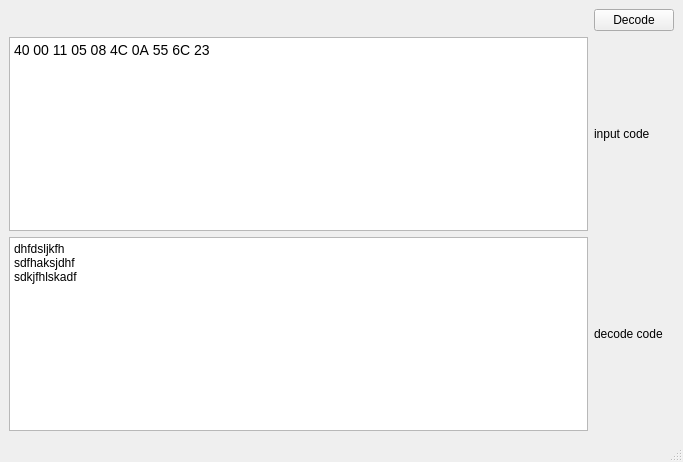
Qt form vrf/ui/vrf_decode.ui (cross-sky/pyqt5) before a commit.
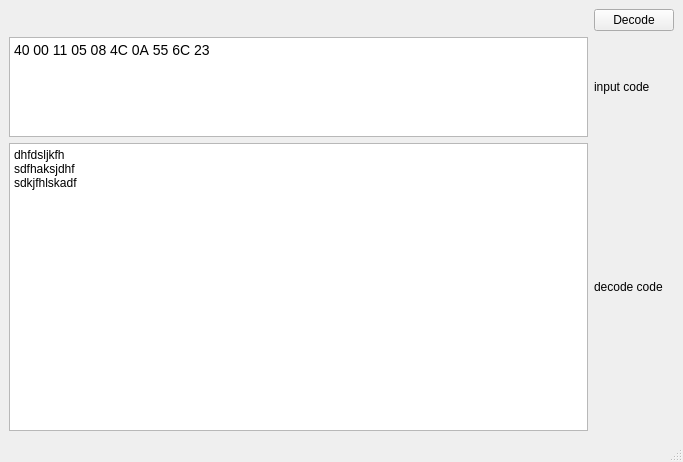
The same form after that commit.

```diff
--- a/vrf/ui/vrf_decode.ui
+++ b/vrf/ui/vrf_decode.ui
@@ -24,6 +24,12 @@
     </item>
     <item row="1" column="0">
      <widget class="QTextEdit" name="inputText">
+      <property name="maximumSize">
+       <size>
+        <width>16777215</width>
+        <height>100</height>
+       </size>
+      </property>
       <property name="html">
        <string>&lt;!DOCTYPE HTML PUBLIC &quot;-//W3C//DTD HTML 4.0//EN&quot; &quot;http://www.w3.org/TR/REC-html40/strict.dtd&quot;&gt;
 &lt;html&gt;&lt;head&gt;&lt;meta name=&quot;qrichtext&quot; content=&quot;1&quot; /&gt;&lt;style type=&quot;text/css&quot;&gt;
```
